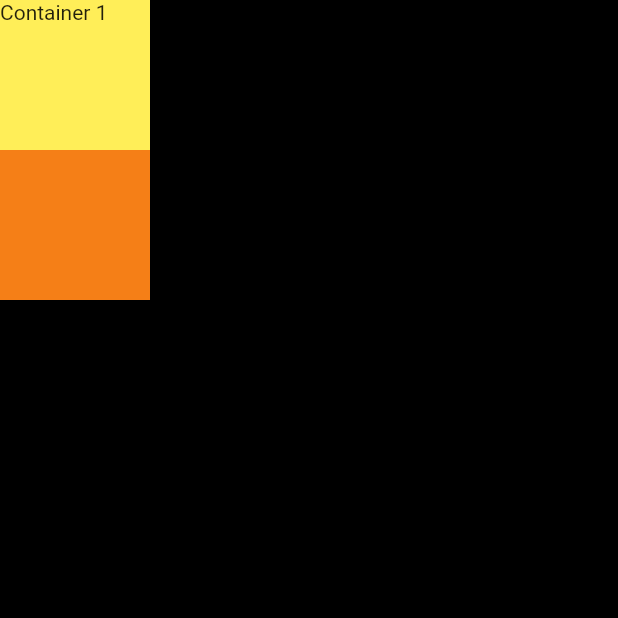
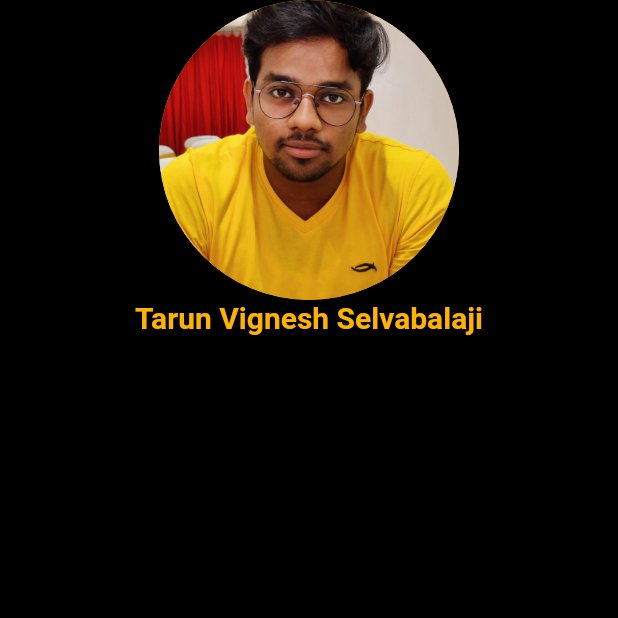
Before and after one commit to tarunvignesh1/mi-card, a Flutter app: the screen it shows after launch, on a phone screen of 412 x 824 dp, the top half of it. Run offline on Flutter 3.47's test engine with Material 2 defaults, Android fonts, the phone set to English and light mode, and no system bars; statements that could not run were skipped.

Commit message:
adding fonts

```diff
--- a/micard/lib/main.dart
+++ b/micard/lib/main.dart
@@ -13,22 +13,28 @@ class MyApp extends StatelessWidget {
       home: Scaffold(
         backgroundColor: Colors.black,
         body: SafeArea(
-          child: Column(
-            children: [
-              Container(
-                height: 100,
-                width: 100,
-                color: Colors.yellow[400],
-                child: Text("Container 1"),
+            child: Column(
+          children: [
+            Center(
+              child: CircleAvatar(
+                radius: 100.0,
+                backgroundColor: Colors.amber[600],
+                foregroundImage: AssetImage('images/tarun.jpg'),
               ),
-              Container(
-                height: 100,
-                width: 100,
-                color: Colors.yellow[900],
+            ),
+            Container(
+              child: Text(
+                'Tarun Vignesh Selvabalaji',
+                style: TextStyle(
+                  fontFamily: LobsterTwo,
+                  fontSize: 20.0,
+                  fontWeight: FontWeight.bold,
+                  color: Colors.amber[600],
+                ),
               ),
-            ],
-          ),
-        ),
+            ),
+          ],
+        )),
       ),
     );
   }
```
Also changed, not shown: micard/pubspec.yaml (+8 -3 lines), micard/fonts/LobsterTwo-Regular.ttf (added), micard/images/tarun.jpg (added).
